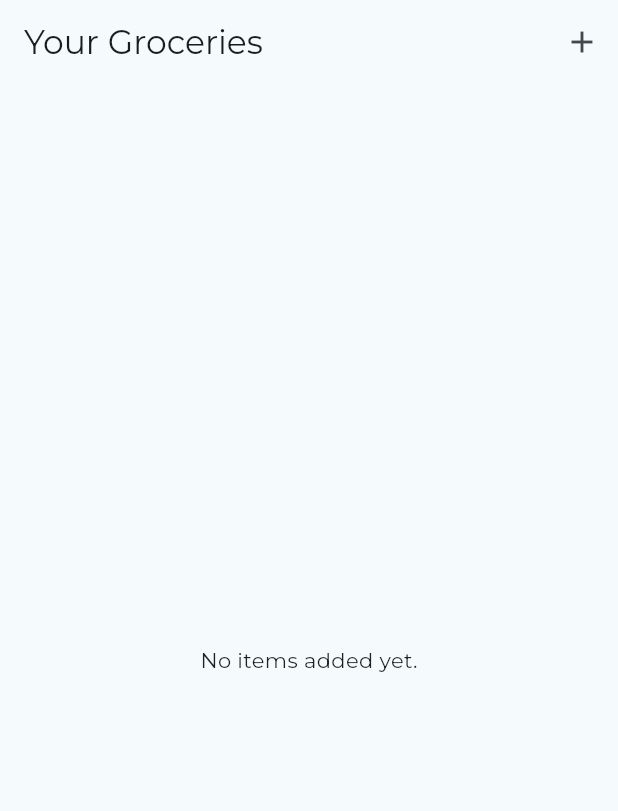
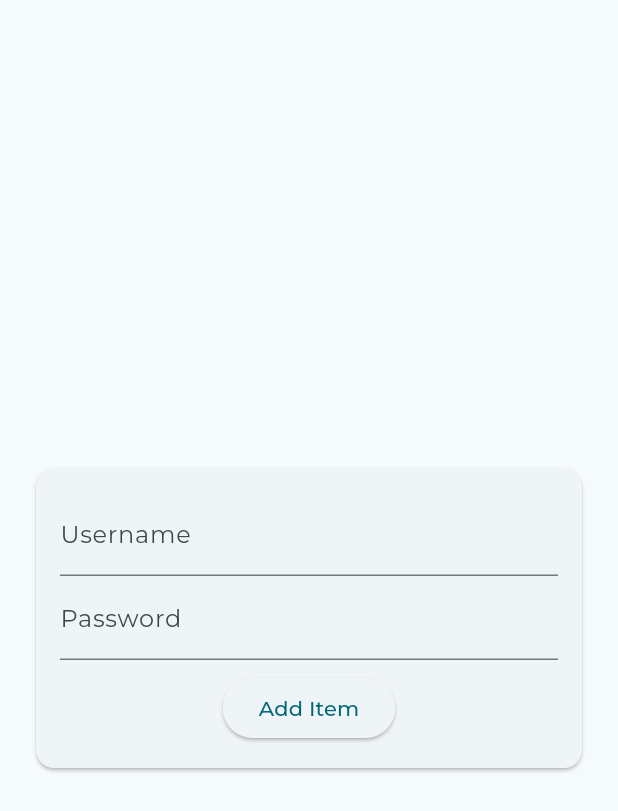
Before and after one commit to stevan-iskandar/flutter_learn_20230831, a Flutter app: the screen it shows after launch, on a phone screen of 412 x 824 dp. Shown: the top 811 px of the screen. Run offline on Flutter 3.47's test engine with Material 2 defaults, Android fonts, the phone set to English and light mode, and no system bars; our stand-ins replace flutter_dotenv, flutter_riverpod, google_fonts, shared_preferences.

Commit message:
Successfully fetch data use saved token
- Create login page
- Save token to storage
- Fetch data use saved token

```diff
--- /dev/null
+++ b/lib/src/api/api_auth.dart
@@ -0,0 +1,19 @@
+import 'dart:convert';
+
+import 'package:flutter_learn_20230831/src/api/base_api.dart';
+import 'package:flutter_learn_20230831/src/models/user.dart';
+import 'package:http/http.dart' as http;
+
+class ApiAuth extends BaseApi {
+  const ApiAuth() : super(url: '');
+
+  Future<http.Response> login(User credentials) async {
+    return super.post(
+      'login',
+      body: json.encode({
+        'username': credentials.username,
+        'password': credentials.password,
+      }),
+    );
+  }
+}
--- /dev/null
+++ b/lib/src/api/base_api.dart
@@ -0,0 +1,7 @@
+import 'package:flutter_learn_20230831/src/api/api.dart';
+
+class BaseApi extends Api {
+  const BaseApi({required this.url}) : super();
+
+  final String url;
+}
--- a/lib/src/app.dart
+++ b/lib/src/app.dart
@@ -1,7 +1,7 @@
 import 'package:flutter/material.dart';
 import 'package:flutter_dotenv/flutter_dotenv.dart';
 import 'package:flutter_learn_20230831/src/constants/env.dart';
-import 'package:flutter_learn_20230831/src/screens/grocery_list_screen.dart';
+import 'package:flutter_learn_20230831/src/screens/login_screen.dart';
 import 'package:google_fonts/google_fonts.dart';
 
 class MyApp extends StatelessWidget {
@@ -29,7 +29,7 @@ class MyApp extends StatelessWidget {
       darkTheme: theme(brightness: Brightness.dark),
       debugShowCheckedModeBanner:
           dotenv.env[Env.debug]?.toLowerCase() == 'true',
-      home: const GroceryListScreen(),
+      home: const LoginScreen(),
     );
   }
 }
--- /dev/null
+++ b/lib/src/constants/storage.dart
@@ -0,0 +1,3 @@
+class Storage {
+  static const token = 'token';
+}
--- /dev/null
+++ b/lib/src/models/user.dart
@@ -0,0 +1,11 @@
+class User {
+  const User({
+    this.name,
+    this.username,
+    this.password,
+  });
+
+  final String? name;
+  final String? username;
+  final String? password;
+}
--- /dev/null
+++ b/lib/src/screens/login_screen.dart
@@ -0,0 +1,129 @@
+import 'dart:convert';
+
+import 'package:flutter/material.dart';
+import 'package:flutter_learn_20230831/src/api/api_auth.dart';
+import 'package:flutter_learn_20230831/src/constants/storage.dart';
+import 'package:flutter_learn_20230831/src/models/user.dart';
+import 'package:flutter_learn_20230831/src/screens/grocery_list_screen.dart';
+import 'package:shared_preferences/shared_preferences.dart';
+
+class LoginScreen extends StatefulWidget {
+  const LoginScreen({super.key});
+
+  @override
+  State<LoginScreen> createState() => _LoginScreenState();
+}
+
+class _LoginScreenState extends State<LoginScreen> {
+  String? token;
+
+  Future<Null> getSharedPrefs() async {
+    SharedPreferences prefs = await SharedPreferences.getInstance();
+    token = prefs.getString(Storage.token);
+    if (token != null) {
+      Navigator.of(context).pushReplacement(
+        MaterialPageRoute(builder: (ctx) => const GroceryListScreen()),
+      );
+    }
+    print('initState $token');
+  }
+
+  @override
+  void initState() {
+    super.initState();
+    getSharedPrefs();
+  }
+
+  final _formKey = GlobalKey<FormState>();
+
+  var _username = '';
+  var _password = '';
+
+  _login() async {
+    _formKey.currentState!.validate();
+    _formKey.currentState!.save();
+
+    try {
+      final response = await const ApiAuth().login(User(
+        username: _username,
+        password: _password,
+      ));
+
+      if (response.statusCode == 200) {
+        final Map body = json.decode(response.body);
+        final SharedPreferences prefs = await SharedPreferences.getInstance();
+        prefs.setString(Storage.token, body['data']['token']);
+      }
+
+      throw Exception(response.body);
+    } on Exception catch (error) {
+      print(error);
+    }
+  }
+
+  @override
+  Widget build(BuildContext context) {
+    return Scaffold(
+      body: Stack(
+        children: [
+          Column(
+            mainAxisAlignment: MainAxisAlignment.center,
+            children: [
+              Card(
+                margin: const EdgeInsets.all(24),
+                clipBehavior: Clip.hardEdge,
+                child: Padding(
+                  padding: const EdgeInsets.all(16),
+                  child: Form(
+                    key: _formKey,
+                    child: Column(
+                      children: [
+                        TextFormField(
+                          decoration: const InputDecoration(
+                            label: Text('Username'),
+                          ),
+                          validator: (value) {
+                            if (value == null || value.isEmpty) {
+                              return 'Must be filled';
+                            }
+                            return null;
+                          },
+                          onSaved: (value) {
+                            _username = value!;
+                          },
+                        ),
+                        TextFormField(
+                          decoration:
+                              const InputDecoration(label: Text('Password')),
+                          obscureText: true,
+                          enableSuggestions: false,
+                          autocorrect: false,
+                          validator: (value) {
+                            if (value == null || value.isEmpty) {
+                              return 'Must be filled';
+                            }
+                            return null;
+                          },
+                          onSaved: (value) {
+                            _password = value!;
+                          },
+                        ),
+                        const SizedBox(
+                          height: 8,
+                        ),
+                        ElevatedButton(
+                          onPressed: _login,
+                          child: const Text('Add Item'),
+                        ),
+                      ],
+                    ),
+                  ),
+                ),
+              ),
+            ],
+          ),
+        ],
+      ),
+    );
+  }
+}
```
Also changed, not shown: lib/src/api/api.dart (+55 -5 lines), lib/src/api/master/api_grocery.dart (+7 -3 lines), lib/src/screens/grocery_list_screen.dart (+12 -0 lines).
